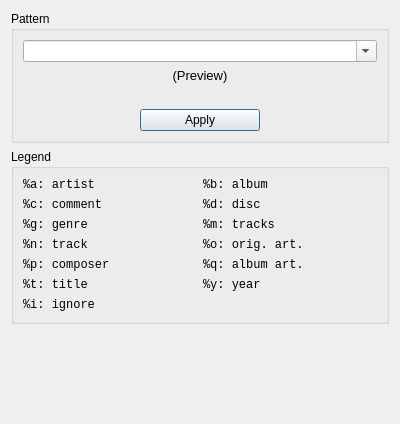
Before: the Qt Designer form src/ui/patternparse.ui in sjuvonen/coquillo, drawn with Qt 5.
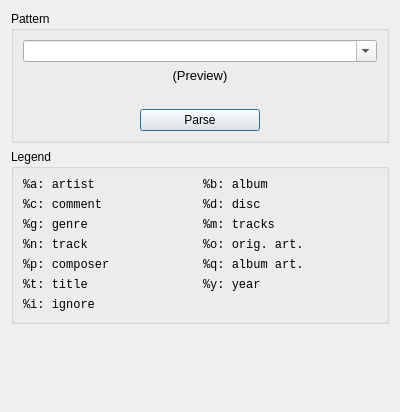
After: the same form once the commit is applied.

```diff
--- a/src/ui/patternparse.ui
+++ b/src/ui/patternparse.ui
@@ -7,7 +7,7 @@
     <x>0</x>
     <y>0</y>
     <width>400</width>
-    <height>424</height>
+    <height>412</height>
    </rect>
   </property>
   <property name="windowTitle">
@@ -85,7 +85,7 @@
            </size>
           </property>
           <property name="text">
-           <string>Apply</string>
+           <string>Parse</string>
           </property>
           <property name="autoDefault">
            <bool>false</bool>
```
